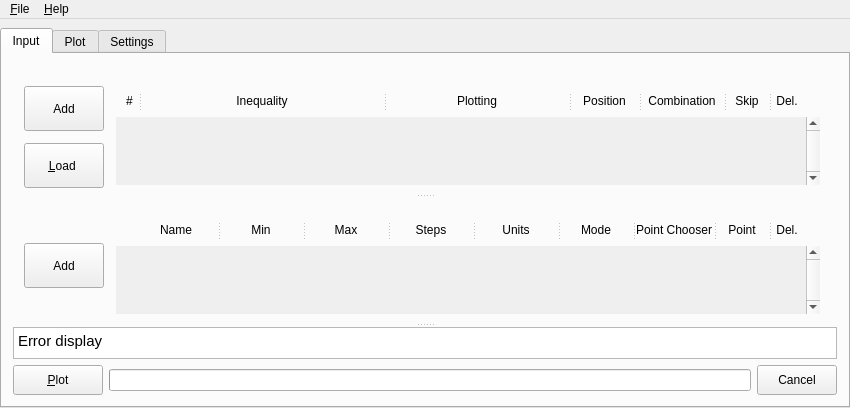
Qt form xml/bareminimumplotter.ui (xpcoffee/plotus) before a commit.
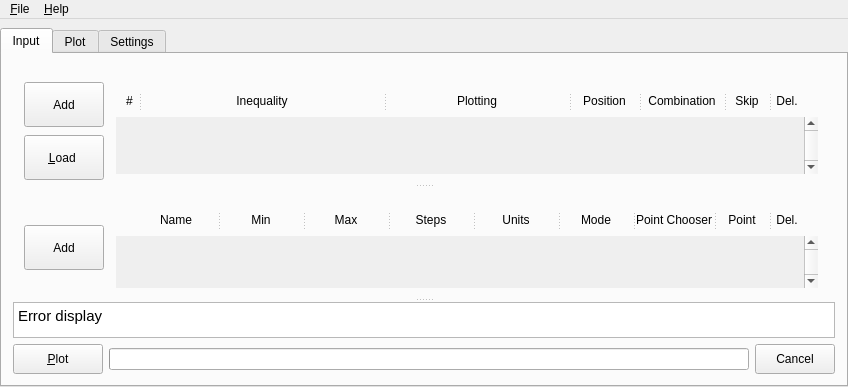
The same form after that commit. The open tabs and pages were chosen to show the change. Icons and pictures are not drawn. Custom widgets are drawn as their Qt base class.

Patch:
```diff
--- a/xml/bareminimumplotter.ui
+++ b/xml/bareminimumplotter.ui
@@ -6,8 +6,8 @@
    <rect>
     <x>0</x>
     <y>0</y>
-    <width>832</width>
-    <height>396</height>
+    <width>846</width>
+    <height>387</height>
    </rect>
   </property>
   <property name="windowTitle">
@@ -281,10 +281,25 @@
           <property name="orientation">
            <enum>Qt::Vertical</enum>
           </property>
-          <widget class="QWidget" name="horizontalLayoutWidget">
+          <property name="childrenCollapsible">
+           <bool>false</bool>
+          </property>
+          <widget class="QWidget" name="container_Inequalities" native="true">
+           <property name="sizePolicy">
+            <sizepolicy hsizetype="Preferred" vsizetype="Preferred">
+             <horstretch>0</horstretch>
+             <verstretch>3</verstretch>
+            </sizepolicy>
+           </property>
+           <property name="minimumSize">
+            <size>
+             <width>0</width>
+             <height>115</height>
+            </size>
+           </property>
            <layout class="QHBoxLayout" name="horizontalLayout_InequalityGroup">
             <property name="bottomMargin">
-             <number>0</number>
+             <number>1</number>
             </property>
             <item>
              <layout class="QVBoxLayout" name="verticalLayout_InequalityButtons">
@@ -579,7 +594,7 @@
                    </property>
                    <property name="sizeHint" stdset="0">
                     <size>
-                     <width>6</width>
+                     <width>4</width>
                      <height>20</height>
                     </size>
                    </property>
@@ -637,7 +652,7 @@
                     <x>0</x>
                     <y>0</y>
                     <width>695</width>
-                    <height>69</height>
+                    <height>59</height>
                    </rect>
                   </property>
                   <property name="focusPolicy">
@@ -687,10 +702,22 @@
             </item>
            </layout>
           </widget>
-          <widget class="QWidget" name="horizontalLayoutWidget_2">
+          <widget class="QWidget" name="container_Variables" native="true">
+           <property name="sizePolicy">
+            <sizepolicy hsizetype="Preferred" vsizetype="Preferred">
+             <horstretch>0</horstretch>
+             <verstretch>3</verstretch>
+            </sizepolicy>
+           </property>
+           <property name="minimumSize">
+            <size>
+             <width>0</width>
+             <height>110</height>
+            </size>
+           </property>
            <layout class="QHBoxLayout" name="horizontalLayout_VariableGroup">
             <property name="bottomMargin">
-             <number>0</number>
+             <number>1</number>
             </property>
             <item>
              <layout class="QVBoxLayout" name="verticalLayout_VariableButtons">
@@ -1074,7 +1101,7 @@
                    </property>
                    <property name="sizeHint" stdset="0">
                     <size>
-                     <width>6</width>
+                     <width>4</width>
                      <height>20</height>
                     </size>
                    </property>
@@ -1132,7 +1159,7 @@
                     <x>0</x>
                     <y>0</y>
                     <width>695</width>
-                    <height>69</height>
+                    <height>54</height>
                    </rect>
                   </property>
                   <property name="autoFillBackground">
@@ -1186,7 +1213,7 @@
            <property name="sizePolicy">
             <sizepolicy hsizetype="Expanding" vsizetype="Minimum">
              <horstretch>0</horstretch>
-             <verstretch>0</verstretch>
+             <verstretch>1</verstretch>
             </sizepolicy>
            </property>
            <property name="minimumSize">
@@ -1510,7 +1537,7 @@
     <rect>
      <x>0</x>
      <y>0</y>
-     <width>832</width>
+     <width>846</width>
      <height>21</height>
     </rect>
    </property>
```
Left out of the diff: 93 changed lines with no effect on the pictures.
